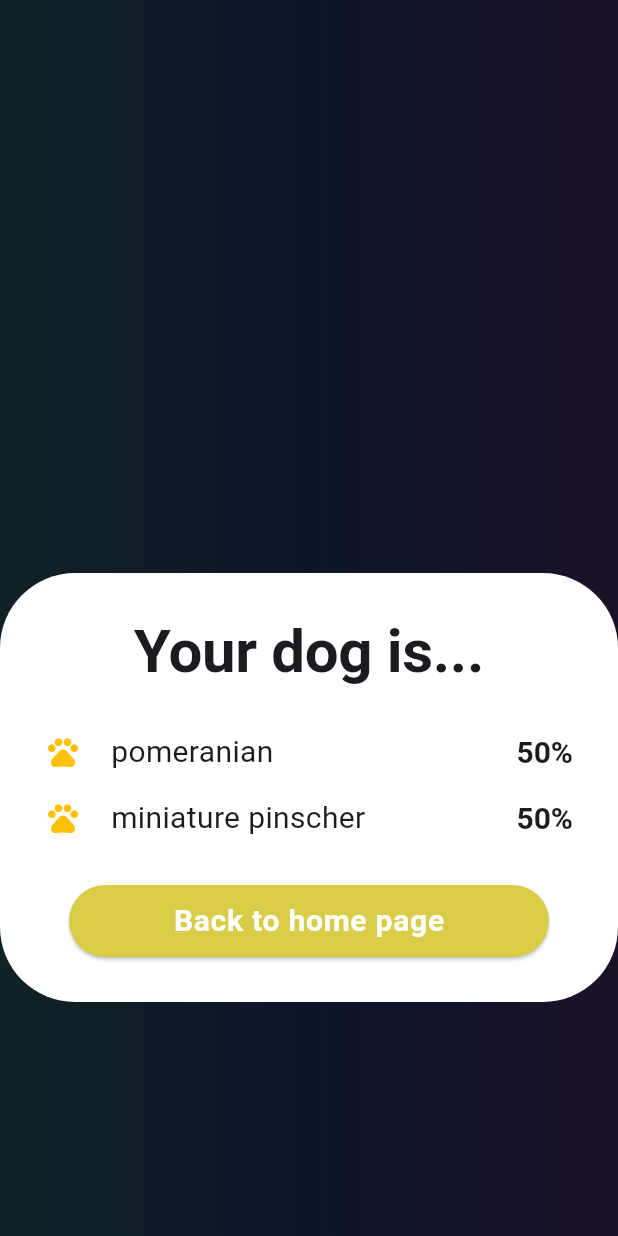
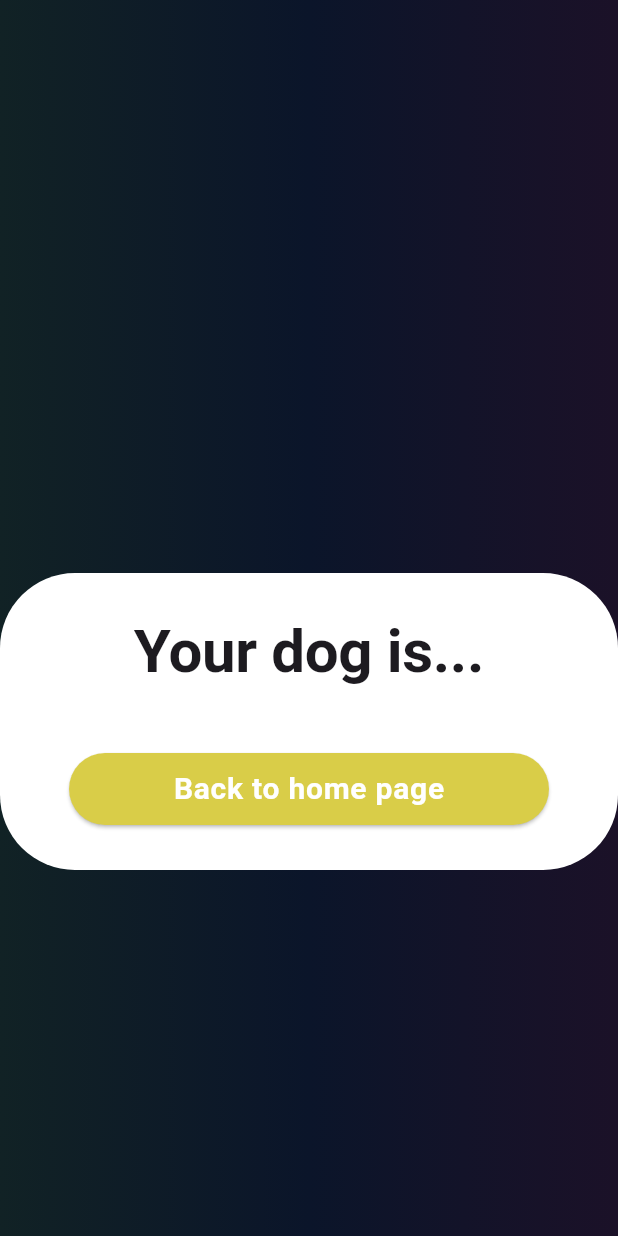
Before and after one commit to kswidere/dog-breed-ai, a Flutter app: the ResultPage widget shown alone on an empty page, opened directly with empty values, on a phone screen of 412 x 824 dp. Run offline on Flutter 3.47's test engine with Material 3 defaults, Android fonts, the phone set to English and light mode, and no system bars; our stand-ins replace google_fonts, image_picker.

Commit message:
Display predictions in frontend

```diff
--- a/frontend/lib/pages/reslut.dart
+++ b/frontend/lib/pages/reslut.dart
@@ -4,10 +4,10 @@ import 'package:flutter/material.dart';
 import 'package:learning/pages/base.dart';
 
 class ResultPage extends StatelessWidget {
-  ResultPage({super.key, required this.image});
+  const ResultPage({super.key, required this.image, required this.breeds});
 
   final Uint8List image;
-  final List _breeds = [{"breed": "pomeranian", "percent": 50}, {"breed": "miniature pinscher", "percent": 50}];
+  final Map<String, double> breeds;
 
   @override
   Widget build(BuildContext context) {
@@ -22,12 +22,12 @@ class ResultPage extends StatelessWidget {
               style: Theme.of(context).textTheme.displayLarge,
             ),
           ),
-          for (var breed in _breeds)
+          for (var breed in breeds.entries)
             Padding(
               padding: const EdgeInsets.only(bottom: 15.0),
               child: DogBreed(
-                breedName: breed["breed"],
-                breedPercentage: breed["percent"],
+                breedName: breed.key,
+                breedPercentage: (breed.value * 100).toInt(),
               ),
             ),
           const SizedBox(height: 15,),
--- a/frontend/pubspec.yaml
+++ b/frontend/pubspec.yaml
@@ -39,6 +39,8 @@ dependencies:
   path_provider: ^2.0.0
   image_picker: ^1.0.7
   http: ^1.2.0
+  lottie: ^3.0.0
+  animated_text_kit: ^4.2.2
 
 dev_dependencies:
   flutter_test:
```
Also changed, not shown: frontend/lib/pages/home.dart (+16 -6 lines).
